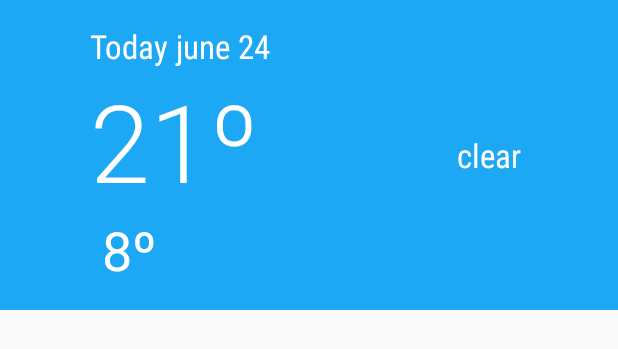
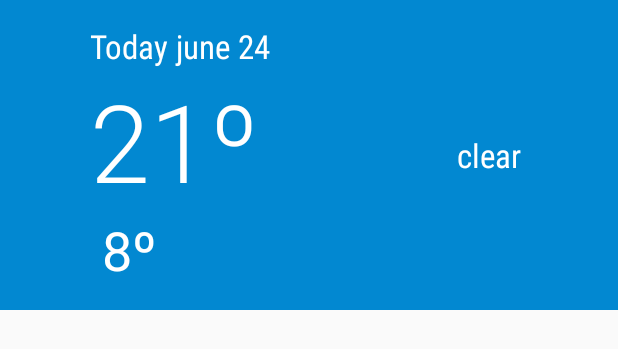
Before and after one commit to ddutra9/sunshine-nano, an Android app: the layout list_item_forecast_today.xml on its own in the app's theme, with its tools: preview values and no code run, on a phone screen of 412 x 824 dp. Shown: the top 349 px of the screen. Run offline under Robolectric (Android 15) with nearby library versions, the phone set to English and light mode, and no system bars.

Commit message:
set new material colors on sunshine

```diff
--- a/app/src/main/res/drawable-v21/today_touch_selector.xml
+++ b/app/src/main/res/drawable-v21/today_touch_selector.xml
@@ -4,9 +4,9 @@
         <ripple android:color="@color/grey" />
     </item>
 
-    <item android:state_activated="true" android:drawable="@color/sunshine_light_blue"/>
+    <item android:state_activated="true" android:drawable="@color/primary_light"/>
 
-    <item android:state_selected="true" android:drawable="@color/sunshine_light_blue"/>
+    <item android:state_selected="true" android:drawable="@color/primary_light"/>
 
-    <item android:drawable="@color/sunshine_blue" />
+    <item android:drawable="@color/primary_dark" />
 </selector>
--- a/app/src/main/res/drawable-v21/touch_selector.xml
+++ b/app/src/main/res/drawable-v21/touch_selector.xml
@@ -9,7 +9,7 @@
     <!-- When the view is "activated".  In SINGLE_CHOICE_MODE, it flags the active row
          of a ListView -->
     <item android:state_activated="true"
-        android:drawable="@color/sunshine_light_blue" />
+        android:drawable="@color/primary_light" />
 
     <!-- Default, "just hangin' out" state. -->
     <item android:drawable="@android:color/transparent" />
--- a/app/src/main/res/drawable/today_touch_selector.xml
+++ b/app/src/main/res/drawable/today_touch_selector.xml
@@ -1,13 +1,13 @@
 <?xml version="1.0" encoding="utf-8"?>
 <selector xmlns:android="http://schemas.android.com/apk/res/android">
     <item android:state_pressed="true"
-        android:drawable="@color/sunshine_light_blue"/>
+        android:drawable="@color/primary_light"/>
 
     <item android:state_activated="true"
-        android:drawable="@color/sunshine_light_blue"/>
+        android:drawable="@color/primary_light"/>
 
     <item android:state_selected="true"
-        android:drawable="@color/sunshine_light_blue"/>
+        android:drawable="@color/primary_light"/>
 
-    <item android:drawable="@color/sunshine_blue" />
+    <item android:drawable="@color/primary_light" />
 </selector>
--- a/app/src/main/res/drawable/touch_selector.xml
+++ b/app/src/main/res/drawable/touch_selector.xml
@@ -2,12 +2,12 @@
 <selector xmlns:android="http://schemas.android.com/apk/res/android">
     <!-- State when a row is being pressed, but hasn't yet been activated (finger down) -->
     <item android:state_pressed="true"
-        android:drawable="@color/sunshine_light_blue" />
+        android:drawable="@color/primary_light" />
 
     <!-- When the view is "activated".  In SINGLE_CHOICE_MODE, it flags the active row
          of a ListView -->
     <item android:state_activated="true"
-        android:drawable="@color/sunshine_light_blue" />
+        android:drawable="@color/primary_light" />
 
     <!-- Default, "just hangin' out" state. -->
     <item android:drawable="@android:color/transparent" />
--- a/app/src/main/res/values-v21/styles.xml
+++ b/app/src/main/res/values-v21/styles.xml
@@ -2,7 +2,8 @@
 <resources>
     <!-- Settings activity theme. -->
     <style name="SettingsTheme" parent="@android:style/Theme.Material.Light.DarkActionBar">
-        <item name="android:colorPrimary">@color/sunshine_blue</item>
-        <item name="android:colorPrimaryDark">@color/sunshine_dark_blue</item>
+        <item name="colorPrimary">@color/primary</item>
+        <item name="colorPrimaryDark">@color/primary_dark</item>
+        <item name="colorAccent">@color/accent</item>
     </style>
 </resources>
--- a/app/src/main/res/values/colors.xml
+++ b/app/src/main/res/values/colors.xml
@@ -1,9 +1,10 @@
 <?xml version="1.0" encoding="utf-8"?>
 <resources>
 
-    <color name="sunshine_light_blue">#ff64c2f4</color>
-    <color name="sunshine_blue">#ff1ca8f4</color>
-    <color name="sunshine_dark_blue">#0288D1</color>
+    <color name="primary">#03A9F4</color>  <!-- 500 -->
+    <color name="primary_dark">#0288D1</color>  <!-- 700 -->
+    <color name="primary_light">#B3E5FC</color> <!-- 100 -->
+    <color name="accent">#FFD740</color>
 
     <color name="grey">#cccccc</color>
     <color name="white">#FFFFFF</color>
--- a/app/src/main/res/values/styles.xml
+++ b/app/src/main/res/values/styles.xml
@@ -2,8 +2,9 @@
 
     <!-- Base application theme. -->
     <style name="AppTheme" parent="@style/Theme.AppCompat.Light.DarkActionBar">
-        <item name="colorPrimary">@color/sunshine_blue</item>
-        <item name="colorPrimaryDark">@color/sunshine_dark_blue</item>
+        <item name="colorPrimary">@color/primary</item>
+        <item name="colorPrimaryDark">@color/primary_dark</item>
+        <item name="colorAccent">@color/accent</item>
     </style>
 
     <!-- Main activity theme. -->
```
